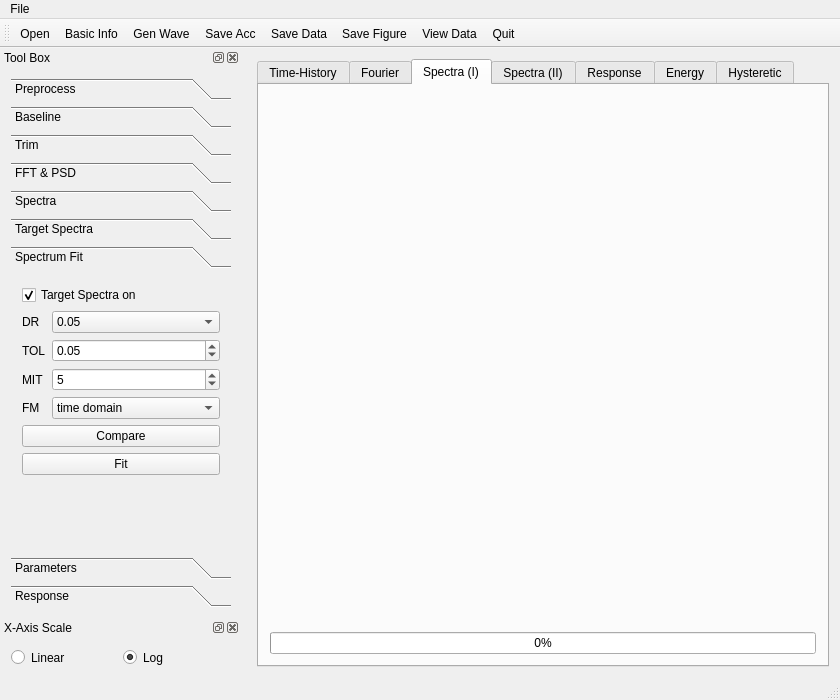
Old version of the form EQSignal/mainwindow.ui in the repository Panchatantra/EQSignal.
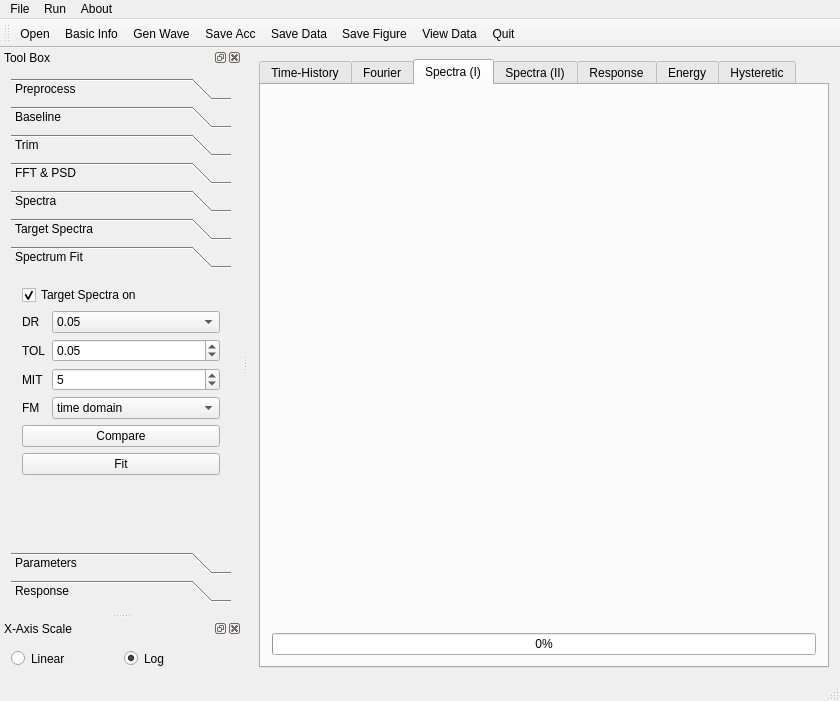
New version of the form. The open tabs and pages were chosen to show the change. Icons and pictures are not drawn. Custom widgets are drawn as their Qt base class.

Patch:
```diff
--- a/EQSignal/mainwindow.ui
+++ b/EQSignal/mainwindow.ui
@@ -7,7 +7,7 @@
     <x>0</x>
     <y>0</y>
     <width>840</width>
-    <height>700</height>
+    <height>701</height>
    </rect>
   </property>
   <property name="windowTitle">
@@ -111,7 +111,7 @@
      <x>0</x>
      <y>0</y>
      <width>840</width>
-     <height>22</height>
+     <height>28</height>
     </rect>
    </property>
    <property name="nativeMenuBar">
@@ -133,7 +133,22 @@
     <addaction name="separator"/>
     <addaction name="actionQuit"/>
    </widget>
+   <widget class="QMenu" name="menuAbout">
+    <property name="title">
+     <string>About</string>
+    </property>
+    <addaction name="actionBasicInfo"/>
+   </widget>
+   <widget class="QMenu" name="menuRun">
+    <property name="title">
+     <string>Run</string>
+    </property>
+    <addaction name="actionGenWave"/>
+    <addaction name="actionCalcSPA"/>
+   </widget>
    <addaction name="menuFile"/>
+   <addaction name="menuRun"/>
+   <addaction name="menuAbout"/>
   </widget>
   <widget class="QStatusBar" name="statusBar"/>
   <widget class="QDockWidget" name="dockToolBox">
@@ -145,7 +160,7 @@
    </property>
    <property name="maximumSize">
     <size>
-     <width>240</width>
+     <width>360</width>
      <height>524287</height>
     </size>
    </property>
@@ -176,7 +191,7 @@
        </property>
        <property name="maximumSize">
         <size>
-         <width>220</width>
+         <width>340</width>
          <height>16777215</height>
         </size>
        </property>
@@ -1223,9 +1238,9 @@
         <property name="geometry">
          <rect>
           <x>0</x>
-          <y>0</y>
-          <width>205</width>
-          <height>253</height>
+          <y>-22</y>
+          <width>209</width>
+          <height>250</height>
          </rect>
         </property>
         <attribute name="label">
```
Left out of the diff: 75 changed lines with no effect on the pictures.
